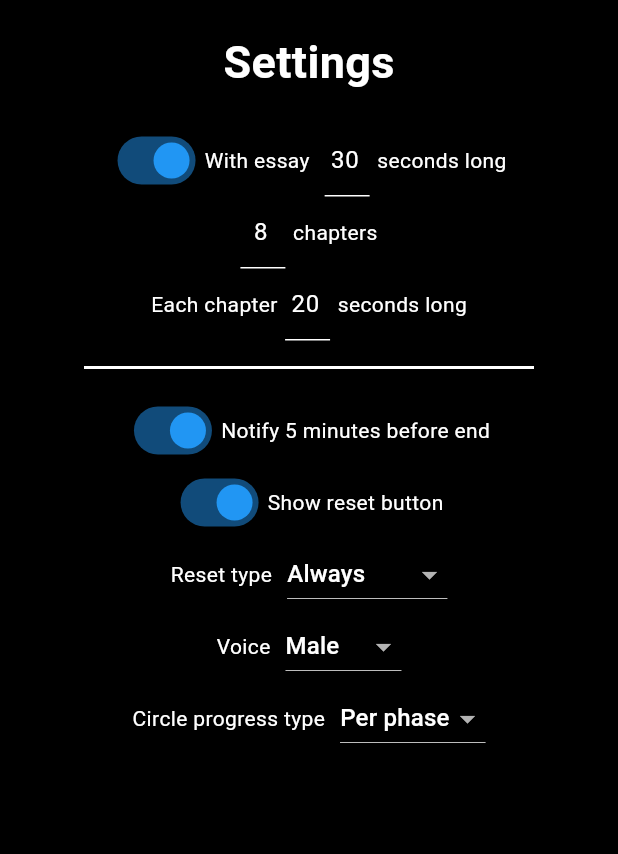
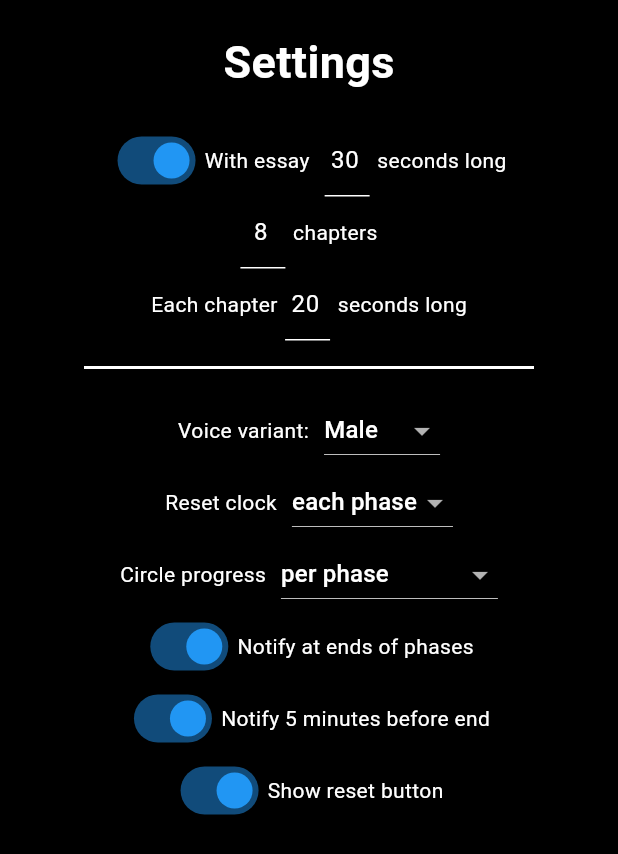
Before and after one commit to dvirberlo/psychoclock_flutter, a Flutter app: the SettingsView widget shown alone on an empty page, opened directly, on a phone screen of 412 x 824 dp. Shown: the top 854 px of the screen. Run offline on Flutter 3.47's test engine with Material 2 defaults, Android fonts, the phone set to English and light mode, and no system bars; our stand-ins replace audioplayers, rxdart, shared_preferences; missing offline and left inert: flutter_adaptive_scaffold; accounts and stored records are empty; Roboto replaces fonts that are missing (Hind).

Commit message:
feat: settings view improvements

```diff
--- a/lib/views/settings_view.dart
+++ b/lib/views/settings_view.dart
@@ -57,6 +57,48 @@ class SettingsView extends StatelessWidget {
                 const SizedBox(height: 10),
                 const Divider(thickness: 2),
                 const SizedBox(height: 10),
+                _Choice<int>(
+                  label: 'Voice variant:',
+                  initValue: settings.voiceId,
+                  values: voiceList
+                      .asMap()
+                      .map((key, value) => MapEntry(key, value.name)),
+                  onChanged: (value) {
+                    VoiceNotifier().getPlayer(value).play(VoicePlays.demoVoice);
+                    SettingsController().voiceId.set(value);
+                  },
+                ),
+                _Choice<ResetType>(
+                  label: 'Reset clock',
+                  initValue: settings.resetType,
+                  values: const {
+                    ResetType.always: 'each phase',
+                    ResetType.essay: 'after essay',
+                    ResetType.never: 'never',
+                  },
+                  onChanged: (value) =>
+                      SettingsController().resetType.set(value),
+                ),
+                _Choice<ProgressType>(
+                  label: 'Circle progress',
+                  initValue: settings.progressType,
+                  values: const {
+                    ProgressType.total: 'of the entire test',
+                    ProgressType.perPhase: 'per phase',
+                  },
+                  onChanged: (value) =>
+                      SettingsController().progressType.set(value),
+                ),
+                _Toggle(
+                  initValue: settings.notifyEnds,
+                  onChanged: (value) =>
+                      SettingsController().notifyEnds.set(value),
+                  labelWidget: Row(
+                    children: const [
+                      Text('Notify at ends of phases'),
+                    ],
+                  ),
+                ),
                 _Toggle(
                   initValue: settings.notifyBeforeEnd,
                   onChanged: (value) =>
@@ -72,38 +114,6 @@ class SettingsView extends StatelessWidget {
                   initValue: settings.showReset,
                   onChanged: (value) =>
                       SettingsController().showReset.set(value),
-                ),
-                _Choice<ResetType>(
-                  label: 'Reset type',
-                  initValue: settings.resetType,
-                  values: const {
-                    ResetType.always: 'Always',
-                    ResetType.essay: 'After essay',
-                    ResetType.never: 'Never',
-                  },
-                  onChanged: (value) =>
-                      SettingsController().resetType.set(value),
-                ),
-                _Choice<int>(
-                  label: 'Voice',
-                  initValue: settings.voiceId,
-                  values: voiceList
-                      .asMap()
-                      .map((key, value) => MapEntry(key, value.name)),
-                  onChanged: (value) {
-                    VoiceNotifier().getPlayer(value).play(VoicePlays.demoVoice);
-                    SettingsController().voiceId.set(value);
-                  },
-                ),
-                _Choice<ProgressType>(
-                  label: 'Circle progress type',
-                  initValue: settings.progressType,
-                  values: const {
-                    ProgressType.total: 'Total',
-                    ProgressType.perPhase: 'Per phase',
-                  },
-                  onChanged: (value) =>
-                      SettingsController().progressType.set(value),
                 ),
               ],
             );
```
